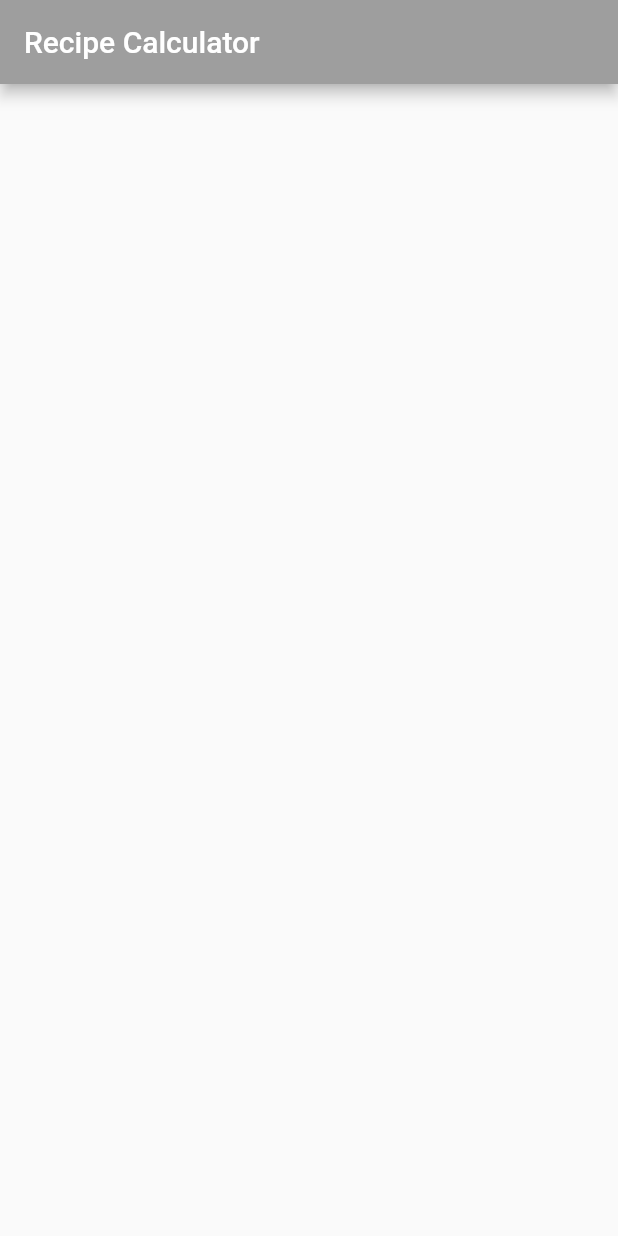
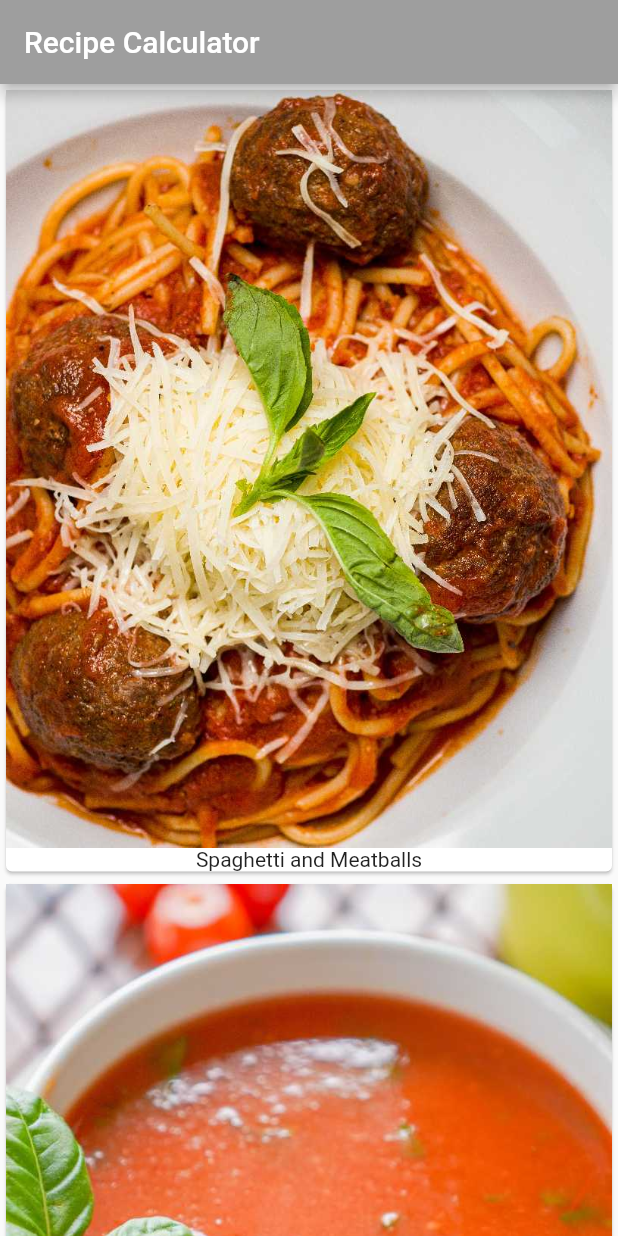
Before and after one commit to andreyka-web/recipies-flutter-app, a Flutter app: the screen it shows after launch, on a phone screen of 412 x 824 dp. Run offline on Flutter 3.47's test engine with Material 2 defaults, Android fonts, the phone set to English and light mode, and no system bars.

Commit message:
recipe samples, titles with images

```diff
--- a/lib/main.dart
+++ b/lib/main.dart
@@ -1,4 +1,5 @@
 import 'package:flutter/material.dart';
+import 'recipe.dart';
 
 void main() {
   runApp(const RecipeApp());
@@ -51,8 +52,23 @@
         title: Text(widget.title),
       ),
       body: SafeArea(
-        child: Container(),
+        child: ListView.builder(
+            itemCount: Recipe.samples.length,
+            itemBuilder: (BuildContext context, int index) {
+              return buildRecipeCard(Recipe.samples[index]);
+            }),
       ),
     );
   }
+
+  Widget buildRecipeCard(Recipe recipe) {
+    return Card(
+      child: Column(
+       children: <Widget>[
+         Image(image: AssetImage(recipe.imageUrl)),
+         Text(recipe.label)
+       ],
+      )
+    );
+  }
 }
--- a/lib/recipe.dart
+++ b/lib/recipe.dart
@@ -3,11 +3,16 @@ class Recipe {
   String imageUrl;
   // TODO: Add serving and ingredients here
 
-  Recipe(
-      this.label,
-      this.imageUrl
-      );
-  // TODO: Add List<Recipe> here
+  Recipe(this.label, this.imageUrl);
+
+  static List<Recipe> samples = [
+    Recipe('Spaghetti and Meatballs', 'assets/1645494371519-800x1000-50.jpg'),
+    Recipe('Tomato Soup', 'assets/1645494400624-720x1080-50.jpg'),
+    Recipe('Grilled Chese', 'assets/1645494415350-820x1229-50.jpg'),
+    Recipe('Chocolate Chip Cookies', 'assets/1645494441155-748x998-50.jpg'),
+    Recipe('Taco Salad', 'assets/1645494383394-723x1083-50.jpg'),
+    Recipe('Hawaiian Pizza', 'assets/1645494343187-731x883-50.jpg')
+  ];
 
   // TODO: Add Ingredient() here
 }
--- a/pubspec.yaml
+++ b/pubspec.yaml
@@ -58,7 +58,8 @@ flutter:
   uses-material-design: true
 
   # To add assets to your application, add an assets section, like this:
-  # assets:
+  assets:
+    - assets/
   #   - images/a_dot_burr.jpeg
   #   - images/a_dot_ham.jpeg
 
```
Also changed, not shown: assets/1645494343187-731x883-50.jpg (added), assets/1645494371519-800x1000-50.jpg (added), assets/1645494383394-723x1083-50.jpg (added), assets/1645494400624-720x1080-50.jpg (added), assets/1645494415350-820x1229-50.jpg (added), assets/1645494441155-748x998-50.jpg (added).
